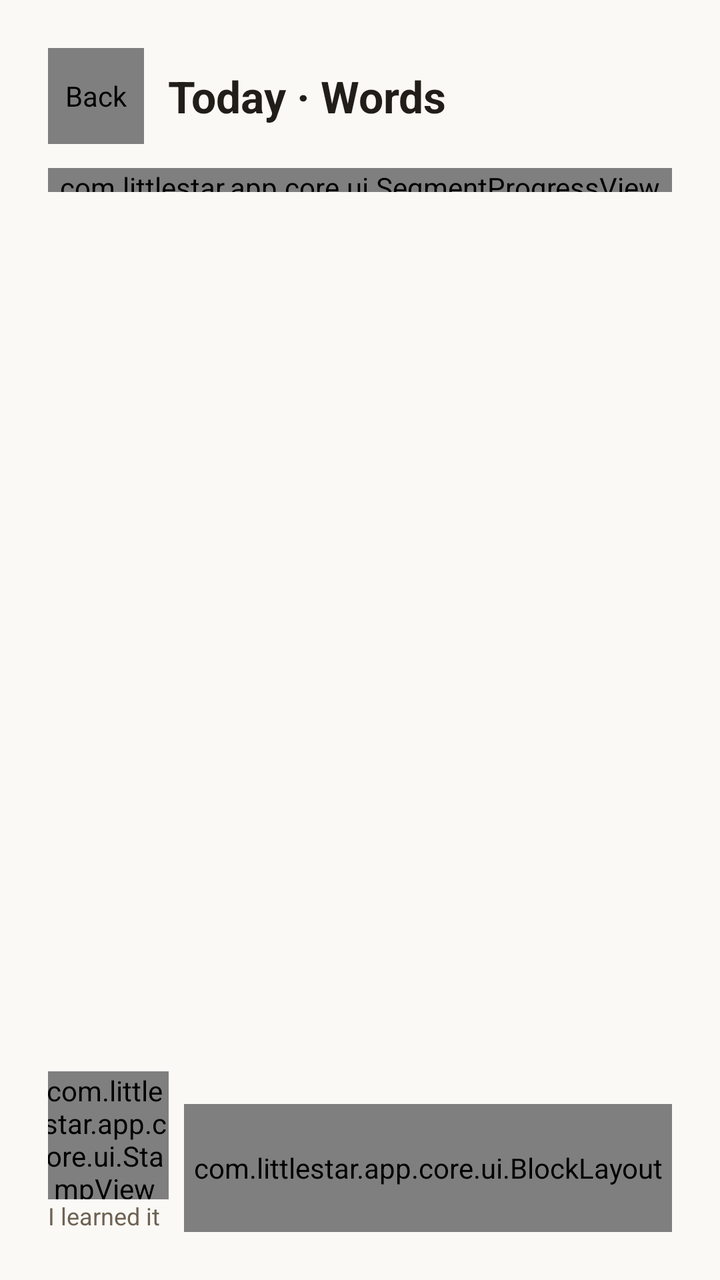
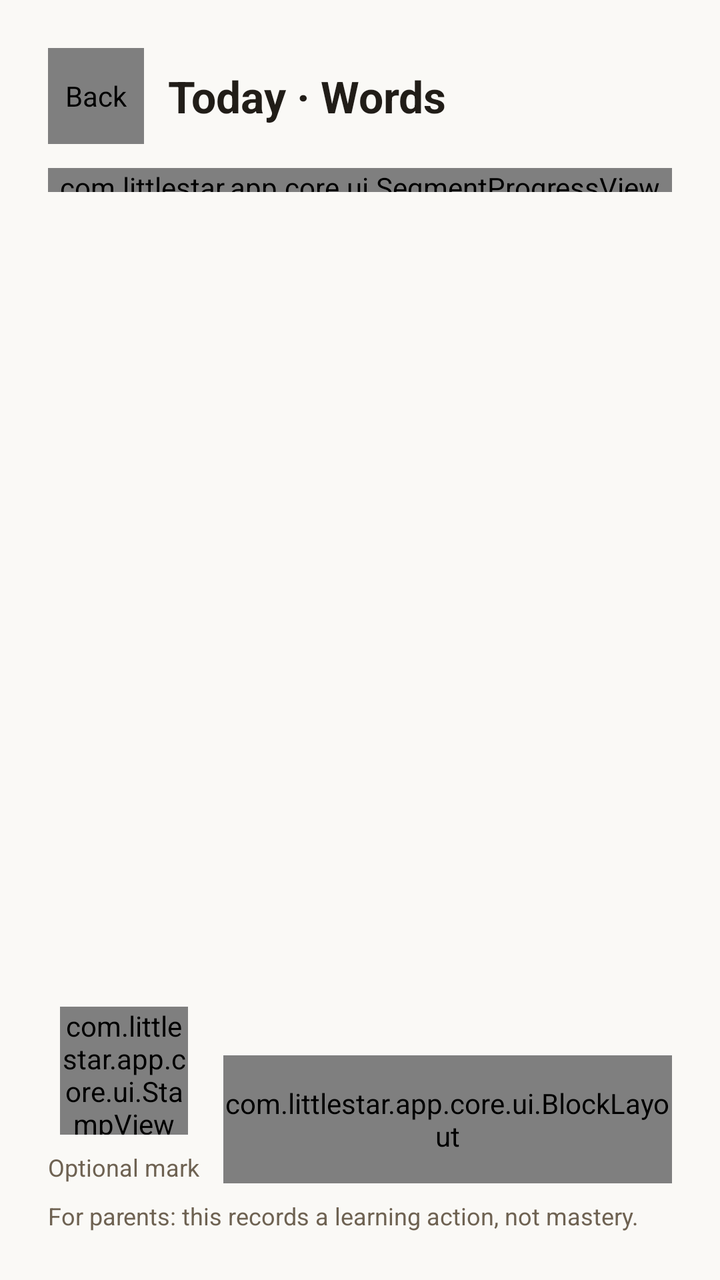

Before-and-after screenshots of an Android layout around one commit, followed by the original layout XML and the change that was made.
<!-- AndroidManifest.xml: application theme Theme.LittleStar.Child -->
<!-- res/layout/activity_flashcard.xml -->
<?xml version='1.0' encoding='utf-8'?>
<androidx.constraintlayout.widget.ConstraintLayout xmlns:android="http://schemas.android.com/apk/res/android" xmlns:app="http://schemas.android.com/apk/res-auto" android:layout_width="match_parent" android:layout_height="match_parent" android:background="@color/ls_paper">

    <androidx.constraintlayout.widget.ConstraintLayout android:id="@+id/flashcardRoot" android:layout_width="0dp" android:layout_height="0dp" android:padding="@dimen/ls_margin" app:layout_constraintBottom_toBottomOf="parent" app:layout_constraintEnd_toEndOf="parent" app:layout_constraintStart_toStartOf="parent" app:layout_constraintTop_toTopOf="parent" app:layout_constraintWidth_max="@dimen/ls_content_max_width">

        
        <com.littlestar.app.core.ui.BlockLayout android:id="@+id/btnBack" style="@style/Widget.LS.Block.Icon" android:layout_width="@dimen/ls_btn_icon" android:layout_height="@dimen/ls_btn_icon" android:contentDescription="@string/nav_back" app:layout_constraintStart_toStartOf="parent" app:layout_constraintTop_toTopOf="parent">

            <ImageView android:layout_width="@dimen/ls_icon" android:layout_height="@dimen/ls_icon" android:layout_gravity="center" android:importantForAccessibility="no" android:src="@drawable/ic_back"/>
        </com.littlestar.app.core.ui.BlockLayout>

        <TextView android:id="@+id/cardTitle" android:layout_width="0dp" android:layout_height="wrap_content" android:layout_marginStart="@dimen/ls_gap" android:layout_marginEnd="@dimen/ls_gap" android:text="@string/fc_session_title" android:textAppearance="@style/TextAppearance.LS.Title" app:layout_constraintBottom_toBottomOf="@id/btnBack" app:layout_constraintEnd_toStartOf="@id/cardCounter" app:layout_constraintStart_toEndOf="@id/btnBack" app:layout_constraintTop_toTopOf="@id/btnBack" android:maxLines="1" android:ellipsize="end"/>

        <TextView android:id="@+id/cardCounter" android:layout_width="wrap_content" android:layout_height="wrap_content" android:textAppearance="@style/TextAppearance.LS.Title" android:textColor="@color/ls_muted" app:layout_constraintBottom_toBottomOf="@id/btnBack" app:layout_constraintEnd_toEndOf="parent" app:layout_constraintTop_toTopOf="@id/btnBack"/>

        <com.littlestar.app.core.ui.SegmentProgressView android:id="@+id/cardProgress" android:layout_width="0dp" android:layout_height="@dimen/ls_seg_height" android:layout_marginTop="@dimen/ls_gap" app:layout_constraintEnd_toEndOf="parent" app:layout_constraintStart_toStartOf="parent" app:layout_constraintTop_toBottomOf="@id/btnBack"/>

        <androidx.viewpager2.widget.ViewPager2 android:id="@+id/pager" android:layout_width="0dp" android:layout_height="0dp" android:layout_marginTop="@dimen/ls_gap" android:layout_marginBottom="@dimen/ls_gap" app:layout_constraintBottom_toTopOf="@id/flashcardFooter" app:layout_constraintEnd_toEndOf="parent" app:layout_constraintStart_toStartOf="parent" app:layout_constraintTop_toBottomOf="@id/cardProgress"/>

        
        <androidx.constraintlayout.widget.ConstraintLayout android:id="@+id/flashcardFooter" android:layout_width="0dp" android:layout_height="wrap_content" app:layout_constraintBottom_toBottomOf="parent" app:layout_constraintEnd_toEndOf="parent" app:layout_constraintStart_toStartOf="parent">

            <com.littlestar.app.core.ui.StampView android:id="@+id/stamp" android:layout_width="@dimen/ls_stamp" android:layout_height="@dimen/ls_stamp" app:layout_constraintBottom_toTopOf="@id/stampLabel" app:layout_constraintEnd_toEndOf="@id/stampLabel" app:layout_constraintStart_toStartOf="@id/stampLabel" app:layout_constraintTop_toTopOf="parent"/>

            <TextView android:id="@+id/stampLabel" android:layout_width="wrap_content" android:layout_height="wrap_content" android:layout_marginTop="@dimen/ls_gap_sm" android:text="@string/fc_stamp_label" android:textAppearance="@style/TextAppearance.LS.Caption" app:layout_constraintBottom_toBottomOf="parent" app:layout_constraintStart_toStartOf="parent"/>

            <com.littlestar.app.core.ui.BlockLayout android:id="@+id/btnNext" style="@style/Widget.LS.Block.Primary" android:layout_width="0dp" android:layout_height="@dimen/ls_btn_primary" android:layout_marginStart="@dimen/ls_gap" app:layout_constraintBottom_toBottomOf="parent" app:layout_constraintEnd_toEndOf="parent" app:layout_constraintStart_toEndOf="@id/stampLabel">

                <LinearLayout android:layout_width="wrap_content" android:layout_height="wrap_content" android:layout_gravity="center" android:gravity="center_vertical" android:orientation="horizontal">

                    <TextView android:id="@+id/btnNextText" android:layout_width="wrap_content" android:layout_height="wrap_content" android:text="@string/fc_next" android:textAppearance="@style/TextAppearance.LS.Button"/>

                    <ImageView android:layout_width="@dimen/ls_icon" android:layout_height="@dimen/ls_icon" android:layout_marginStart="@dimen/ls_gap_sm" android:importantForAccessibility="no" android:src="@drawable/ic_chevron" app:tint="@color/ls_on_red"/>
                </LinearLayout>
            </com.littlestar.app.core.ui.BlockLayout>
        </androidx.constraintlayout.widget.ConstraintLayout>
    </androidx.constraintlayout.widget.ConstraintLayout>

    
    <FrameLayout android:id="@+id/audioMissing" android:layout_width="0dp" android:layout_height="0dp" android:visibility="gone" app:layout_constraintBottom_toBottomOf="parent" app:layout_constraintEnd_toEndOf="parent" app:layout_constraintStart_toStartOf="parent" app:layout_constraintTop_toTopOf="parent">

        <View android:layout_width="match_parent" android:layout_height="match_parent" android:background="@color/ls_ink_scrim"/>

        <com.littlestar.app.core.ui.BlockLayout style="@style/Widget.LS.Block.Secondary" android:layout_width="@dimen/ls_ob_dialog_width" android:layout_height="wrap_content" android:layout_gravity="center" app:ls_pressable="false">

            <LinearLayout android:layout_width="match_parent" android:layout_height="wrap_content" android:gravity="center_horizontal" android:orientation="vertical" android:padding="@dimen/ls_card_pad">

                <ImageView android:layout_width="@dimen/ls_btn_icon" android:layout_height="@dimen/ls_btn_icon" android:importantForAccessibility="no" android:src="@drawable/ic_speaker" app:tint="@color/ls_muted"/>

                <TextView android:layout_width="wrap_content" android:layout_height="wrap_content" android:layout_marginTop="@dimen/ls_gap" android:text="@string/fc_audio_missing_title" android:textAppearance="@style/TextAppearance.LS.Title"/>

                <TextView android:layout_width="wrap_content" android:layout_height="wrap_content" android:layout_marginTop="@dimen/ls_gap_sm" android:text="@string/fc_audio_missing_msg" android:textAppearance="@style/TextAppearance.LS.Caption" android:textSize="14sp"/>

                <LinearLayout android:layout_width="match_parent" android:layout_height="wrap_content" android:layout_marginTop="@dimen/ls_gap" android:orientation="horizontal">

                    <com.littlestar.app.core.ui.BlockLayout android:id="@+id/btnAudioContinue" style="@style/Widget.LS.Block.Option" android:layout_width="0dp" android:layout_height="@dimen/ls_btn_icon" android:layout_weight="1">

                        <TextView android:layout_width="match_parent" android:layout_height="match_parent" android:gravity="center" android:text="@string/fc_audio_continue" android:textAppearance="@style/TextAppearance.LS.Body"/>
                    </com.littlestar.app.core.ui.BlockLayout>

                    <com.littlestar.app.core.ui.BlockLayout android:id="@+id/btnAudioRetry" style="@style/Widget.LS.Block.Option" android:layout_width="0dp" android:layout_height="@dimen/ls_btn_icon" android:layout_marginStart="@dimen/ls_gap" android:layout_weight="1">

                        <TextView android:layout_width="match_parent" android:layout_height="match_parent" android:gravity="center" android:text="@string/fc_audio_retry" android:textAppearance="@style/TextAppearance.LS.Body"/>
                    </com.littlestar.app.core.ui.BlockLayout>
                </LinearLayout>
            </LinearLayout>
        </com.littlestar.app.core.ui.BlockLayout>
    </FrameLayout>
</androidx.constraintlayout.widget.ConstraintLayout>
<!-- resources referenced by this layout -->
<resources>
  <color name="ls_ink_scrim">#61211D18</color>
  <color name="ls_muted">#6E6252</color>
  <color name="ls_on_red">#FFFDF6</color>
  <color name="ls_paper">#FAF9F6</color>
  <dimen name="ls_btn_icon">48dp</dimen>
  <dimen name="ls_btn_primary">64dp</dimen>
  <dimen name="ls_card_pad">20dp</dimen>
  <dimen name="ls_content_max_width">480dp</dimen>
  <dimen name="ls_gap">12dp</dimen>
  <dimen name="ls_gap_sm">8dp</dimen>
  <dimen name="ls_icon">24dp</dimen>
  <dimen name="ls_margin">24dp</dimen>
  <dimen name="ls_ob_dialog_width">280dp</dimen>
  <dimen name="ls_seg_height">12dp</dimen>
  <dimen name="ls_stamp">64dp</dimen>
  <string name="fc_audio_continue">Continue</string>
  <string name="fc_audio_missing_msg">Look at the character for now, and try again later</string>
  <string name="fc_audio_missing_title">No audio yet</string>
  <string name="fc_audio_retry">Retry</string>
  <string name="fc_next">NEXT</string>
  <string name="fc_session_title">Today · Words</string>
  <string name="fc_stamp_label">I learned it</string>
  <string name="nav_back">Back</string>
  <style name="TextAppearance.LS.Body" parent="">
          <item name="fontFamily">@font/littlestar_latin</item>
          <item name="android:textSize">16sp</item>
          <item name="android:textColor">@color/ls_ink</item>
      </style>
  <style name="TextAppearance.LS.Button" parent="">
          <item name="fontFamily">@font/littlestar_latin</item>
          <item name="android:textSize">20sp</item>
          <item name="android:textColor">@color/ls_on_red</item>
          <item name="android:maxLines">1</item>
      </style>
  <style name="TextAppearance.LS.Caption" parent="">
          <item name="fontFamily">@font/littlestar_latin</item>
          <item name="android:textSize">12sp</item>
          <item name="android:textColor">@color/ls_muted</item>
      </style>
  <style name="TextAppearance.LS.Title" parent="">
          <item name="fontFamily">@font/littlestar_latin</item>
          <item name="android:textStyle">bold</item>
          <item name="android:textSize">22sp</item>
          <item name="android:textColor">@color/ls_ink</item>
      </style>
  <style name="Widget.LS.Block.Icon">
          <item name="ls_strokeWidth">@dimen/ls_stroke_block</item>
          <item name="ls_shadowOffset">@dimen/ls_shadow_tile</item>
          <item name="ls_cornerRadius">@dimen/ls_radius_input</item>
      </style>
  <style name="Widget.LS.Block.Option">
          <item name="ls_strokeWidth">@dimen/ls_stroke_block</item>
          <item name="ls_shadowOffset">@dimen/ls_shadow_tile</item>
          <item name="ls_cornerRadius">@dimen/ls_radius_tile</item>
      </style>
  <style name="Widget.LS.Block.Secondary">
          <item name="ls_strokeWidth">@dimen/ls_stroke_block</item>
          <item name="ls_shadowOffset">@dimen/ls_shadow_secondary</item>
          <item name="ls_cornerRadius">@dimen/ls_radius_block</item>
      </style>
  <style name="Theme.LittleStar.Child" parent="Theme.LittleStar" />
  <color name="ls_ink">#211D18</color>
  <dimen name="ls_stroke_block">3dp</dimen>
  <dimen name="ls_shadow_tile">4dp</dimen>
  <dimen name="ls_radius_input">14dp</dimen>
  <dimen name="ls_radius_tile">16dp</dimen>
  <color name="ls_red">#B8331C</color>
  <dimen name="ls_stroke_hero">4dp</dimen>
  <dimen name="ls_shadow_block">6dp</dimen>
  <dimen name="ls_radius_block">18dp</dimen>
  <dimen name="ls_shadow_secondary">5dp</dimen>
  <color name="ls_blue">#1F6FD0</color>
  <color name="ls_on_blue">#FFFDF6</color>
  <color name="ls_green">#27A567</color>
  <color name="ls_on_green">#211D18</color>
  <color name="ls_card">#FFFFFF</color>
  <color name="ls_stroke">#211D18</color>
  <color name="ls_on_clay">#7A4A33</color>
  <color name="ls_clay">#F6D3C6</color>
  <color name="ls_shadow">#211D18</color>
  <!-- unchanged entries left out for length: 6 -->
</resources>

<!-- the commit's change to res/layout/activity_flashcard.xml (unified diff, before → after) -->
@@ -18,13 +18,13 @@
         <androidx.viewpager2.widget.ViewPager2 android:id="@+id/pager" android:layout_width="0dp" android:layout_height="0dp" android:layout_marginTop="@dimen/ls_gap" android:layout_marginBottom="@dimen/ls_gap" app:layout_constraintBottom_toTopOf="@id/flashcardFooter" app:layout_constraintEnd_toEndOf="parent" app:layout_constraintStart_toStartOf="parent" app:layout_constraintTop_toBottomOf="@id/cardProgress"/>
 
         
-        <androidx.constraintlayout.widget.ConstraintLayout android:id="@+id/flashcardFooter" android:layout_width="0dp" android:layout_height="wrap_content" app:layout_constraintBottom_toBottomOf="parent" app:layout_constraintEnd_toEndOf="parent" app:layout_constraintStart_toStartOf="parent">
+        <LinearLayout android:id="@+id/flashcardFooter" android:layout_width="0dp" android:layout_height="wrap_content" app:layout_constraintBottom_toBottomOf="parent" app:layout_constraintEnd_toEndOf="parent" app:layout_constraintStart_toStartOf="parent" android:orientation="vertical">
 
-            <com.littlestar.app.core.ui.StampView android:id="@+id/stamp" android:layout_width="@dimen/ls_stamp" android:layout_height="@dimen/ls_stamp" app:layout_constraintBottom_toTopOf="@id/stampLabel" app:layout_constraintEnd_toEndOf="@id/stampLabel" app:layout_constraintStart_toStartOf="@id/stampLabel" app:layout_constraintTop_toTopOf="parent"/>
+            <androidx.constraintlayout.widget.ConstraintLayout android:layout_width="match_parent" android:layout_height="wrap_content"><com.littlestar.app.core.ui.StampView android:id="@+id/stamp" android:layout_width="@dimen/ls_stamp" android:layout_height="@dimen/ls_stamp" app:layout_constraintBottom_toTopOf="@id/stampLabel" app:layout_constraintEnd_toEndOf="@id/stampLabel" app:layout_constraintStart_toStartOf="@id/stampLabel" app:layout_constraintTop_toTopOf="parent"/>
 
-            <TextView android:id="@+id/stampLabel" android:layout_width="wrap_content" android:layout_height="wrap_content" android:layout_marginTop="@dimen/ls_gap_sm" android:text="@string/fc_stamp_label" android:textAppearance="@style/TextAppearance.LS.Caption" app:layout_constraintBottom_toBottomOf="parent" app:layout_constraintStart_toStartOf="parent"/>
+            <TextView android:id="@+id/stampLabel" android:layout_width="wrap_content" android:layout_height="wrap_content" android:layout_marginTop="@dimen/ls_gap_sm" android:text="@string/pr_stamp_optional" android:textAppearance="@style/TextAppearance.LS.Caption" app:layout_constraintStart_toStartOf="parent" app:layout_constraintTop_toBottomOf="@id/stamp" app:layout_constraintBottom_toBottomOf="parent"/>
 
-            <com.littlestar.app.core.ui.BlockLayout android:id="@+id/btnNext" style="@style/Widget.LS.Block.Primary" android:layout_width="0dp" android:layout_height="@dimen/ls_btn_primary" android:layout_marginStart="@dimen/ls_gap" app:layout_constraintBottom_toBottomOf="parent" app:layout_constraintEnd_toEndOf="parent" app:layout_constraintStart_toEndOf="@id/stampLabel">
+            <com.littlestar.app.core.ui.BlockLayout android:id="@+id/btnNext" style="@style/Widget.LS.Block.Primary" android:layout_width="0dp" android:layout_height="@dimen/ls_btn_primary" android:layout_marginStart="@dimen/ls_gap" app:layout_constraintBottom_toBottomOf="@id/stampLabel" app:layout_constraintEnd_toEndOf="parent" app:layout_constraintStart_toEndOf="@id/stampLabel">
 
                 <LinearLayout android:layout_width="wrap_content" android:layout_height="wrap_content" android:layout_gravity="center" android:gravity="center_vertical" android:orientation="horizontal">
 
@@ -33,11 +33,11 @@
                     <ImageView android:layout_width="@dimen/ls_icon" android:layout_height="@dimen/ls_icon" android:layout_marginStart="@dimen/ls_gap_sm" android:importantForAccessibility="no" android:src="@drawable/ic_chevron" app:tint="@color/ls_on_red"/>
                 </LinearLayout>
             </com.littlestar.app.core.ui.BlockLayout>
-        </androidx.constraintlayout.widget.ConstraintLayout>
+        </androidx.constraintlayout.widget.ConstraintLayout><TextView android:id="@+id/stampExplanation" android:layout_width="match_parent" android:layout_height="wrap_content" android:layout_marginTop="8dp" android:text="@string/pr_stamp_explanation" android:textAppearance="@style/TextAppearance.LS.Caption" android:textSize="12sp" android:accessibilityLiveRegion="polite"/></LinearLayout>
     </androidx.constraintlayout.widget.ConstraintLayout>
 
     
-    <FrameLayout android:id="@+id/audioMissing" android:layout_width="0dp" android:layout_height="0dp" android:visibility="gone" app:layout_constraintBottom_toBottomOf="parent" app:layout_constraintEnd_toEndOf="parent" app:layout_constraintStart_toStartOf="parent" app:layout_constraintTop_toTopOf="parent">
+    <FrameLayout android:id="@+id/audioMissing" android:layout_width="0dp" android:layout_height="0dp" android:visibility="gone" app:layout_constraintBottom_toBottomOf="parent" app:layout_constraintEnd_toEndOf="parent" app:layout_constraintStart_toStartOf="parent" app:layout_constraintTop_toTopOf="parent" android:clickable="true" android:focusable="true">
 
         <View android:layout_width="match_parent" android:layout_height="match_parent" android:background="@color/ls_ink_scrim"/>
 
@@ -47,20 +47,20 @@
 
                 <ImageView android:layout_width="@dimen/ls_btn_icon" android:layout_height="@dimen/ls_btn_icon" android:importantForAccessibility="no" android:src="@drawable/ic_speaker" app:tint="@color/ls_muted"/>
 
-                <TextView android:layout_width="wrap_content" android:layout_height="wrap_content" android:layout_marginTop="@dimen/ls_gap" android:text="@string/fc_audio_missing_title" android:textAppearance="@style/TextAppearance.LS.Title"/>
+                <TextView android:layout_width="wrap_content" android:layout_height="wrap_content" android:layout_marginTop="@dimen/ls_gap" android:text="@string/pr_audio_title" android:textAppearance="@style/TextAppearance.LS.Title"/>
 
-                <TextView android:layout_width="wrap_content" android:layout_height="wrap_content" android:layout_marginTop="@dimen/ls_gap_sm" android:text="@string/fc_audio_missing_msg" android:textAppearance="@style/TextAppearance.LS.Caption" android:textSize="14sp"/>
+                <TextView android:layout_width="wrap_content" android:layout_height="wrap_content" android:layout_marginTop="@dimen/ls_gap_sm" android:text="@string/pr_audio_message" android:textAppearance="@style/TextAppearance.LS.Caption" android:textSize="14sp"/>
 
                 <LinearLayout android:layout_width="match_parent" android:layout_height="wrap_content" android:layout_marginTop="@dimen/ls_gap" android:orientation="horizontal">
 
                     <com.littlestar.app.core.ui.BlockLayout android:id="@+id/btnAudioContinue" style="@style/Widget.LS.Block.Option" android:layout_width="0dp" android:layout_height="@dimen/ls_btn_icon" android:layout_weight="1">
 
-                        <TextView android:layout_width="match_parent" android:layout_height="match_parent" android:gravity="center" android:text="@string/fc_audio_continue" android:textAppearance="@style/TextAppearance.LS.Body"/>
+                        <TextView android:layout_width="match_parent" android:layout_height="match_parent" android:gravity="center" android:text="@string/fc_audio_continue" android:textAppearance="@style/TextAppearance.LS.Body" android:id="@+id/audioContinueLabel"/>
                     </com.littlestar.app.core.ui.BlockLayout>
 
                     <com.littlestar.app.core.ui.BlockLayout android:id="@+id/btnAudioRetry" style="@style/Widget.LS.Block.Option" android:layout_width="0dp" android:layout_height="@dimen/ls_btn_icon" android:layout_marginStart="@dimen/ls_gap" android:layout_weight="1">
 
-                        <TextView android:layout_width="match_parent" android:layout_height="match_parent" android:gravity="center" android:text="@string/fc_audio_retry" android:textAppearance="@style/TextAppearance.LS.Body"/>
+                        <TextView android:layout_width="match_parent" android:layout_height="match_parent" android:gravity="center" android:text="@string/pr_audio_retry" android:textAppearance="@style/TextAppearance.LS.Body"/>
                     </com.littlestar.app.core.ui.BlockLayout>
                 </LinearLayout>
             </LinearLayout>
<!-- resource entries referenced after the edit -->
@@ -16,13 +16,14 @@
   <dimen name="ls_seg_height">12dp</dimen>
   <dimen name="ls_stamp">64dp</dimen>
   <string name="fc_audio_continue">Continue</string>
-  <string name="fc_audio_missing_msg">Look at the character for now, and try again later</string>
-  <string name="fc_audio_missing_title">No audio yet</string>
-  <string name="fc_audio_retry">Retry</string>
   <string name="fc_next">NEXT</string>
   <string name="fc_session_title">Today · Words</string>
-  <string name="fc_stamp_label">I learned it</string>
   <string name="nav_back">Back</string>
+  <string name="pr_audio_message">Try again, or ask a parent for help.</string>
+  <string name="pr_audio_retry">Try again</string>
+  <string name="pr_audio_title">Can’t play this sound</string>
+  <string name="pr_stamp_explanation">For parents: this records a learning action, not mastery.</string>
+  <string name="pr_stamp_optional">Optional mark</string>
   <style name="TextAppearance.LS.Body" parent="">
           <item name="fontFamily">@font/littlestar_latin</item>
           <item name="android:textSize">16sp</item>
